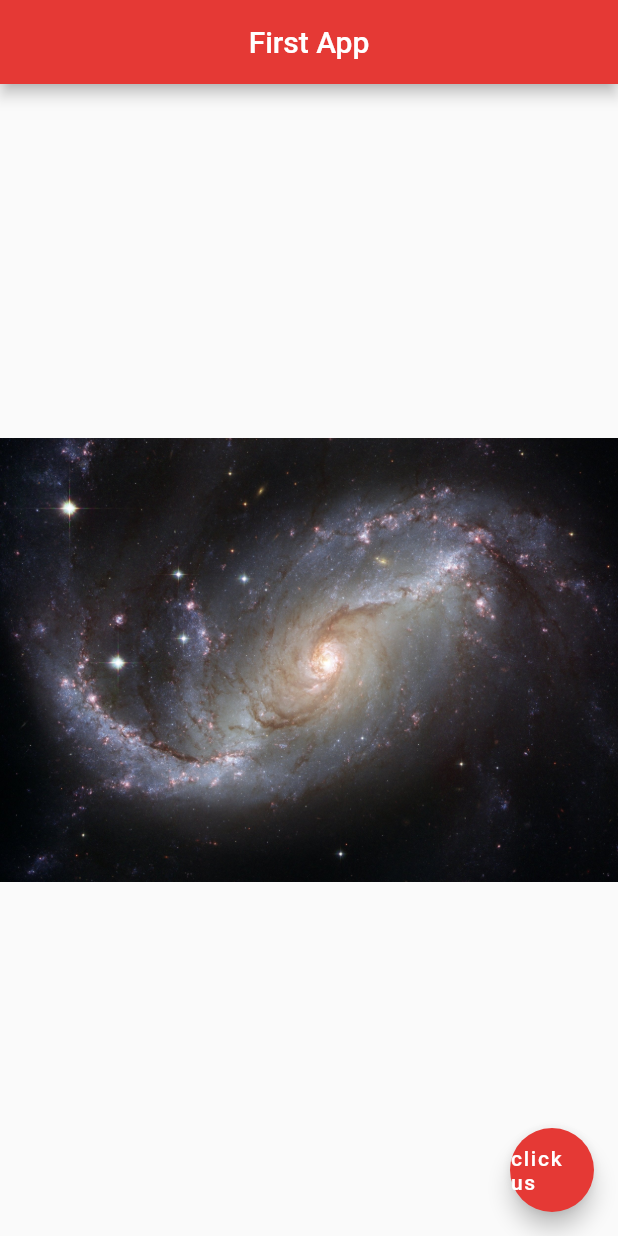
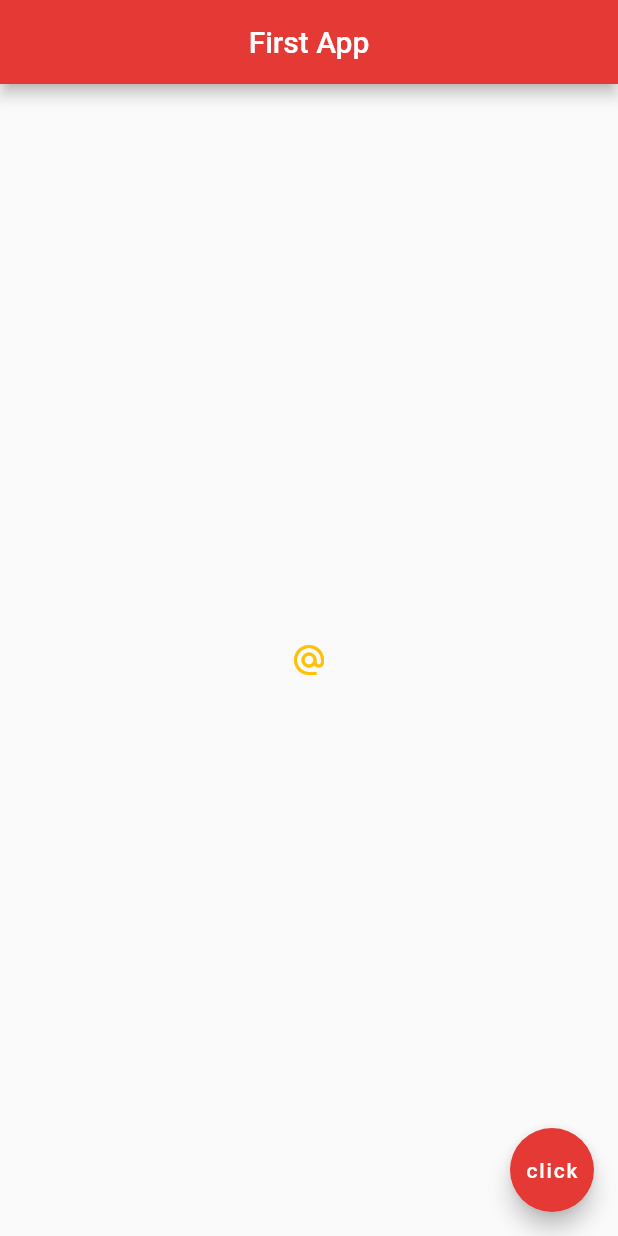
Before and after one commit to Davisdavy/flutter-test, a Flutter app: the screen it shows after launch, on a phone screen of 412 x 824 dp. Run offline on Flutter 3.47's test engine with Material 2 defaults, Android fonts, the phone set to English and light mode, and no system bars.

Commit message:
Buttons and icons

```diff
--- a/lib/main.dart
+++ b/lib/main.dart
@@ -16,11 +16,18 @@ class Home extends StatelessWidget {
         backgroundColor: Colors.red[600],
       ),
       body: Center(
-        child: Image.asset('assets/space1.jpg')
+
+        child: IconButton(
+          onPressed: (){},
+          icon: Icon(Icons.alternate_email),
+          color: Colors.amber,
+        )
       ),
       floatingActionButton: FloatingActionButton(
-        onPressed: () {},
-        child: Text('click us'),
+        onPressed: () {
+
+        },
+        child: Text('click'),
         backgroundColor: Colors.red[600],
       ),
     )
--- a/pubspec.yaml
+++ b/pubspec.yaml
@@ -39,7 +39,7 @@ dev_dependencies:
 flutter:
 
   # The following line ensures that the Material Icons font is
-  # included with your applicatin, so that you can use the icons in
+  # included with your application, so that you can use the icons in
   # the material Icons class.
   uses-material-design: true
 
```
